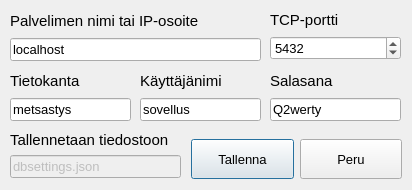
Above: serverSettingsDialog.ui from janlevea/hirviporukka before the change. Below: the same form after it.
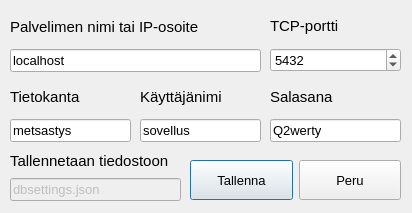
That is the form after the change.

Commit message: UI säätöä linuxille

Diff of the .ui file:
```diff
--- a/serverSettingsDialog.ui
+++ b/serverSettingsDialog.ui
@@ -7,7 +7,7 @@
     <x>0</x>
     <y>0</y>
     <width>412</width>
-    <height>190</height>
+    <height>213</height>
    </rect>
   </property>
   <property name="windowTitle">
@@ -19,7 +19,7 @@
      <x>10</x>
      <y>10</y>
      <width>251</width>
-     <height>51</height>
+     <height>62</height>
     </rect>
    </property>
    <layout class="QVBoxLayout" name="verticalLayout">
@@ -55,7 +55,7 @@
      <x>270</x>
      <y>10</y>
      <width>131</width>
-     <height>50</height>
+     <height>62</height>
     </rect>
    </property>
    <layout class="QVBoxLayout" name="verticalLayout_2">
@@ -95,9 +95,9 @@
    <property name="geometry">
     <rect>
      <x>10</x>
-     <y>70</y>
+     <y>80</y>
      <width>121</width>
-     <height>51</height>
+     <height>62</height>
     </rect>
    </property>
    <layout class="QVBoxLayout" name="verticalLayout_4">
@@ -131,9 +131,9 @@
    <property name="geometry">
     <rect>
      <x>140</x>
-     <y>70</y>
+     <y>80</y>
      <width>121</width>
-     <height>51</height>
+     <height>62</height>
     </rect>
    </property>
    <layout class="QVBoxLayout" name="verticalLayout_5">
@@ -167,9 +167,9 @@
    <property name="geometry">
     <rect>
      <x>270</x>
-     <y>70</y>
+     <y>80</y>
      <width>131</width>
-     <height>51</height>
+     <height>62</height>
     </rect>
    </property>
    <layout class="QVBoxLayout" name="verticalLayout_6">
@@ -206,9 +206,9 @@
    <property name="geometry">
     <rect>
      <x>10</x>
-     <y>130</y>
+     <y>150</y>
      <width>171</width>
-     <height>48</height>
+     <height>51</height>
     </rect>
    </property>
    <layout class="QVBoxLayout" name="verticalLayout_7">
@@ -244,10 +244,10 @@
   <widget class="QWidget" name="layoutWidget">
    <property name="geometry">
     <rect>
-     <x>191</x>
-     <y>138</y>
+     <x>190</x>
+     <y>150</y>
      <width>211</width>
-     <height>42</height>
+     <height>61</height>
     </rect>
    </property>
    <layout class="QHBoxLayout" name="horizontalLayout">
```
Left out of the diff: 18 changed lines with no effect on the pictures. The commit also changes 5 other files.
